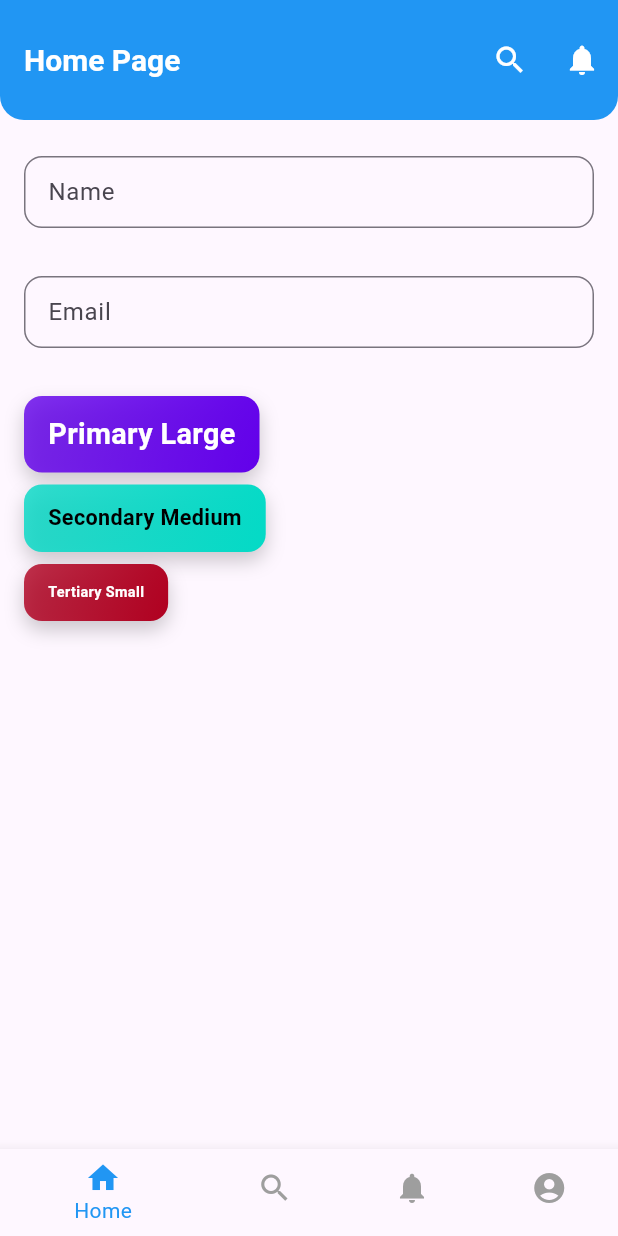
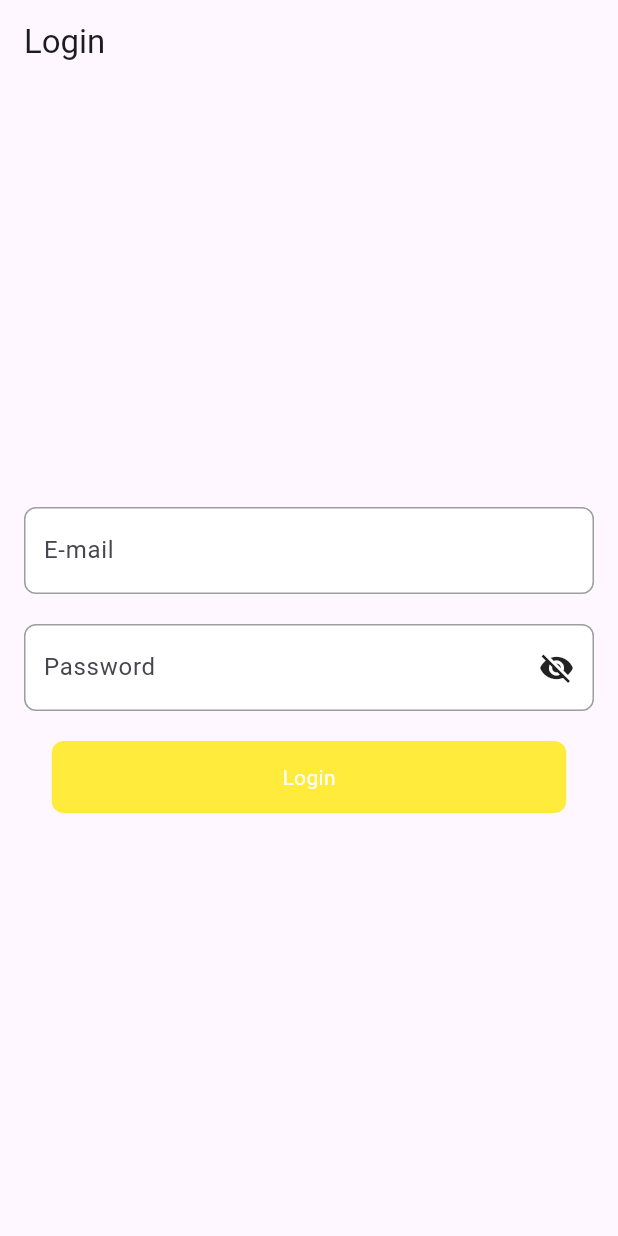
Before and after one commit to MR-MARCOSs/design_system, a Flutter app: the screen it shows after launch, on a phone screen of 412 x 824 dp. Run offline on Flutter 3.47's test engine with Material 3 defaults, Android fonts, the phone set to English and light mode, and no system bars.

Commit message:
new components

```diff
--- /dev/null
+++ b/lib/DesignSystem/Components/button/button.dart
@@ -0,0 +1,37 @@
+import 'package:flutter/material.dart';
+import 'button_view_model.dart';
+
+class CustomButton extends StatelessWidget {
+  final ButtonViewModel viewModel;
+  final void Function()? onPressed;
+
+  const CustomButton({
+    Key? key,
+    required this.viewModel,
+    this.onPressed,
+  }) : super(key: key);
+
+  @override
+  Widget build(BuildContext context) {
+    return GestureDetector(
+      onTap: viewModel.isEnabled ? onPressed : null,
+      child: Container(
+        width: 343,
+        height: 48,
+        padding: EdgeInsets.symmetric(vertical: 10, horizontal: 20),
+        decoration: BoxDecoration(
+          color: viewModel.isEnabled
+              ? viewModel.normalColor
+              : viewModel.disabledColor,
+          borderRadius: BorderRadius.circular(8),
+        ),
+        child: Center(
+          child: Text(
+            viewModel.text,
+            style: TextStyle(color: Colors.white),
+          ),
+        ),
+      ),
+    );
+  }
+}
--- /dev/null
+++ b/lib/DesignSystem/Components/button/button_view_model.dart
@@ -0,0 +1,19 @@
+import 'package:flutter/material.dart';
+
+class ButtonViewModel {
+  final String text;
+  final IconData? icon;
+  final bool isEnabled;
+  final Color normalColor;
+  final Color pressedColor;
+  final Color disabledColor;
+
+  ButtonViewModel({
+    required this.text,
+    this.icon,
+    this.isEnabled = true,
+    this.normalColor = Colors.blue,
+    this.pressedColor = Colors.blueAccent,
+    this.disabledColor = Colors.grey,
+  });
+}
--- /dev/null
+++ b/lib/DesignSystem/Components/field/field.dart
@@ -0,0 +1,53 @@
+import 'package:flutter/material.dart';
+import 'field_view_model.dart';
+
+class CustomInputField extends StatelessWidget {
+  final FieldViewModel viewModel;
+
+  const CustomInputField({Key? key, required this.viewModel}) : super(key: key);
+
+  @override
+  Widget build(BuildContext context) {
+    return Container(
+      padding: const EdgeInsets.symmetric(horizontal: 12),
+      decoration: BoxDecoration(
+        color: viewModel.isEnabled ? Colors.white : Colors.grey.shade300,
+        border: Border.all(
+          color: viewModel.isError ? Colors.red : Colors.grey,
+        ),
+        borderRadius: BorderRadius.circular(8),
+      ),
+      child: Row(
+        children: [
+          Expanded(
+            child: TextField(
+              enabled: viewModel.isEnabled,
+              decoration: InputDecoration(
+                labelText: viewModel.label,
+                border: InputBorder.none,
+                errorText: viewModel.isError ? "Valor deve ser ≥ 500" : null,
+              ),
+              obscureText:
+                  viewModel.label == 'Password' && !viewModel.isPressed,
+              controller: TextEditingController(text: viewModel.value),
+              onChanged: viewModel.onChanged, // Corrigido
+            ),
+          ),
+          if (viewModel.icon != null)
+            GestureDetector(
+              onTap: () {
+                // Chama o callback onPressed do viewModel
+                if (viewModel.onPressed != null) {
+                  viewModel.onPressed!();
+                }
+              },
+              child: Padding(
+                padding: const EdgeInsets.only(left: 8.0),
+                child: Icon(viewModel.icon),
+              ),
+            ),
+        ],
+      ),
+    );
+  }
+}
--- /dev/null
+++ b/lib/DesignSystem/Components/field/field_view_model.dart
@@ -0,0 +1,25 @@
+import 'package:flutter/material.dart';
+
+class FieldViewModel {
+  String? label;
+  String value;
+  IconData? icon;
+  bool isEnabled;
+  bool isError;
+  bool isPressed;
+
+  // Remova 'late' e torne os parâmetros opcionais
+  Function(String)? onChanged;
+  Function()? onPressed;
+
+  FieldViewModel({
+    this.label,
+    this.value = '',
+    this.icon,
+    this.isEnabled = true,
+    this.isError = false,
+    this.isPressed = false,
+    this.onChanged, // Agora é opcional
+    this.onPressed, // Agora é opcional
+  });
+}
--- a/lib/main.dart
+++ b/lib/main.dart
@@ -1,37 +1,91 @@
 import 'package:flutter/material.dart';
-import 'package:untitled/DesignSystem/Samples/action_button_sample_screen.dart';
-import 'package:provider/provider.dart';
-import 'package:untitled/DesignSystem/Components/BottomBar/bottom_bar.dart';
-import 'package:untitled/DesignSystem/Components/BottomBar/bottom_bar_view_model.dart';
-import 'package:untitled/DesignSystem/Samples/home_page.dart';
-import 'package:untitled/DesignSystem/Samples/notifications_page.dart';
-import 'package:untitled/DesignSystem/Samples/profile_page.dart';
-import 'package:untitled/DesignSystem/Samples/search_page.dart';
-
+import 'package:untitled/DesignSystem/Components/button/button.dart';
+import 'package:untitled/DesignSystem/Components/button/button_view_model.dart';
+import 'package:untitled/DesignSystem/Components/field/field.dart';
+import 'package:untitled/DesignSystem/Components/field/field_view_model.dart';
 
 void main() {
-  runApp(
-    ChangeNotifierProvider(
-      create: (context) => BottomBarViewModel(),
-      child: MyApp(),
-    ),
-  );
+  runApp(MyApp());
 }
 
 class MyApp extends StatelessWidget {
   @override
   Widget build(BuildContext context) {
     return MaterialApp(
-      title: 'Flutter Demo',
-      theme: ThemeData(
-        primarySwatch: Colors.blue,
+      title: 'Login Screen',
+      home: Scaffold(
+        appBar: AppBar(title: Text('Login')),
+        body: LoginScreen(),
       ),
-      home: BottomBar(
-        pages: [
-          HomePage(),
-          SearchPage(),
-          NotificationsPage(),
-          ProfilePage(),
+    );
+  }
+}
+
+class LoginScreen extends StatefulWidget {
+  @override
+  _LoginScreenState createState() => _LoginScreenState();
+}
+
+class _LoginScreenState extends State<LoginScreen> {
+  final TextEditingController emailController = TextEditingController();
+  final TextEditingController passwordController = TextEditingController();
+  bool isPasswordVisible = false;
+
+  void onLoginPressed() {
+    // Adicione a lógica de login aqui
+    print('Login pressed');
+  }
+
+  @override
+  Widget build(BuildContext context) {
+    return Padding(
+      padding: const EdgeInsets.all(16.0),
+      child: Column(
+        mainAxisAlignment: MainAxisAlignment.center,
+        children: [
+          CustomInputField(
+            viewModel: FieldViewModel(
+              label: 'E-mail',
+              value: emailController.text,
+              // Passa uma função para onChanged
+              onChanged: (newValue) {
+                setState(() {
+                  emailController.text = newValue;
+                });
+              },
+            ),
+          ),
+          SizedBox(height: 20),
+          CustomInputField(
+            viewModel: FieldViewModel(
+              label: 'Password',
+              value: passwordController.text,
+              icon: isPasswordVisible ? Icons.visibility : Icons.visibility_off,
+              // Passa uma função para onChanged
+              onChanged: (newValue) {
+                setState(() {
+                  passwordController.text = newValue;
+                });
+              },
+              // Passa uma função para onPressed
+              onPressed: () {
+                setState(() {
+                  isPasswordVisible = !isPasswordVisible;
+                });
+              },
+            ),
+          ),
+          SizedBox(height: 20),
+          CustomButton(
+            viewModel: ButtonViewModel(
+              text: 'Login',
+              isEnabled: true,
+              normalColor: Colors.yellow,
+              pressedColor: Colors.amberAccent,
+              disabledColor: Colors.grey,
+            ),
+            onPressed: onLoginPressed,
+          ),
         ],
       ),
     );
```
